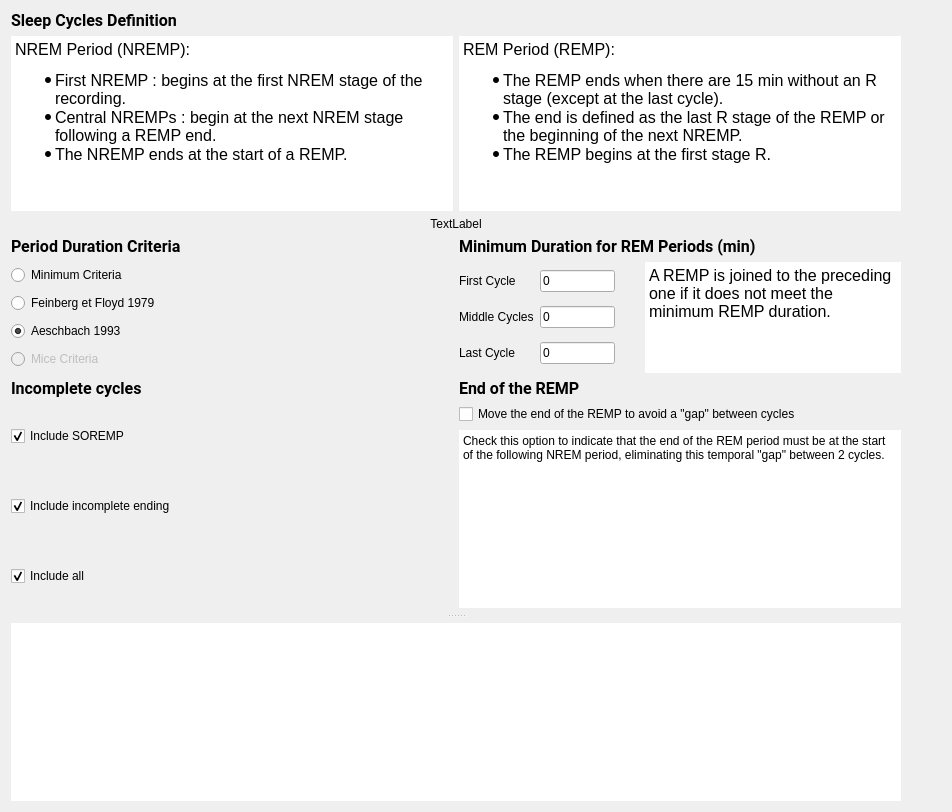
Above: modules/CEAMSModules/SleepCyclesDelimiter/Ui_SleepCyclesDelimiterSettingsView.ui from SnoozToolbox/snooz-package-ceams before the change. Below: the same form after it.
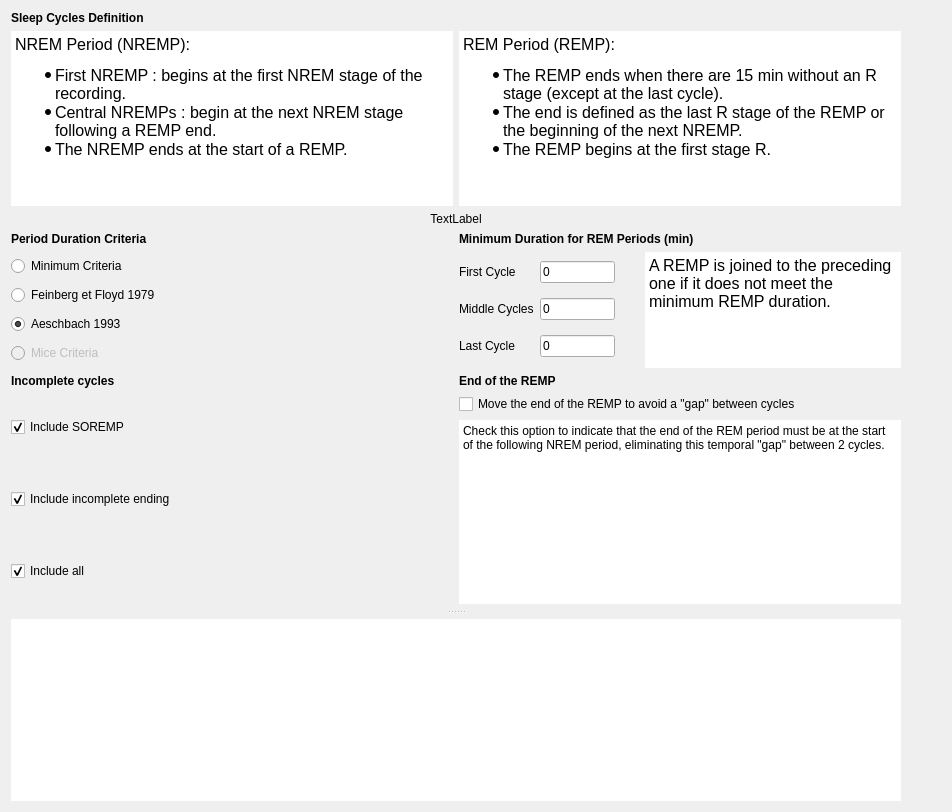
That is the form after the change.

Commit message: Font step 4: forms without fonts of their own, look kept

```diff
--- a/modules/CEAMSModules/SleepCyclesDelimiter/Ui_SleepCyclesDelimiterSettingsView.ui
+++ b/modules/CEAMSModules/SleepCyclesDelimiter/Ui_SleepCyclesDelimiterSettingsView.ui
@@ -13,9 +13,6 @@
   <property name="windowTitle">
    <string>Form</string>
   </property>
-  <property name="styleSheet">
-   <string notr="true">font: 12pt &quot;Roboto&quot;;</string>
-  </property>
   <layout class="QHBoxLayout" name="horizontalLayout_2">
    <item>
     <widget class="QSplitter" name="splitter">
@@ -31,8 +28,6 @@
         <widget class="QLabel" name="label_2">
          <property name="font">
           <font>
-           <family>Roboto</family>
-           <pointsize>12</pointsize>
            <italic>false</italic>
            <bold>false</bold>
           </font>
@@ -83,7 +78,7 @@
 hr { height: 1px; border-width: 0; }
 li.unchecked::marker { content: &quot;\2610&quot;; }
 li.checked::marker { content: &quot;\2612&quot;; }
-&lt;/style&gt;&lt;/head&gt;&lt;body style=&quot; font-family:'Roboto'; font-size:12pt; font-weight:400; font-style:normal;&quot;&gt;
+&lt;/style&gt;&lt;/head&gt;&lt;body style=&quot; font-size:12pt; font-weight:400; font-style:normal;&quot;&gt;
 &lt;p style=&quot; margin-top:0px; margin-bottom:0px; margin-left:0px; margin-right:0px; -qt-block-indent:0; text-indent:0px;&quot;&gt;NREM Period (NREMP):&lt;/p&gt;
 &lt;ul style=&quot;margin-top: 0px; margin-bottom: 0px; margin-left: 0px; margin-right: 0px; -qt-list-indent: 1;&quot;&gt;
 &lt;li style=&quot; margin-top:12px; margin-bottom:0px; margin-left:0px; margin-right:0px; -qt-block-indent:0; text-indent:0px;&quot;&gt;First NREMP : begins at the first NREM stage of the recording.&lt;/li&gt;
@@ -128,7 +123,7 @@
 hr { height: 1px; border-width: 0; }
 li.unchecked::marker { content: &quot;\2610&quot;; }
 li.checked::marker { content: &quot;\2612&quot;; }
-&lt;/style&gt;&lt;/head&gt;&lt;body style=&quot; font-family:'Roboto'; font-size:12pt; font-weight:400; font-style:normal;&quot;&gt;
+&lt;/style&gt;&lt;/head&gt;&lt;body style=&quot; font-size:12pt; font-weight:400; font-style:normal;&quot;&gt;
 &lt;p style=&quot; margin-top:0px; margin-bottom:0px; margin-left:0px; margin-right:0px; -qt-block-indent:0; text-indent:0px;&quot;&gt;REM Period (REMP):&lt;/p&gt;
 &lt;ul style=&quot;margin-top: 0px; margin-bottom: 0px; margin-left: 0px; margin-right: 0px; -qt-list-indent: 1;&quot;&gt;
 &lt;li style=&quot; margin-top:12px; margin-bottom:0px; margin-left:0px; margin-right:0px; -qt-block-indent:0; text-indent:0px;&quot;&gt;The REMP ends when there are 15 min without an R stage (except at the last cycle).&lt;/li&gt;
@@ -237,8 +232,6 @@
           <widget class="QLabel" name="label_6">
            <property name="font">
             <font>
-             <family>Roboto</family>
-             <pointsize>12</pointsize>
              <italic>false</italic>
              <bold>false</bold>
             </font>
@@ -329,8 +322,6 @@
           <widget class="QLabel" name="label_4">
            <property name="font">
             <font>
-             <family>Roboto</family>
-             <pointsize>12</pointsize>
              <italic>false</italic>
              <bold>false</bold>
             </font>
@@ -344,8 +335,6 @@
           <widget class="QLabel" name="label_3">
            <property name="font">
             <font>
-             <family>Roboto</family>
-             <pointsize>12</pointsize>
              <italic>false</italic>
              <bold>false</bold>
             </font>
@@ -365,8 +354,6 @@
            </property>
            <property name="font">
             <font>
-             <family>Roboto</family>
-             <pointsize>12</pointsize>
              <italic>false</italic>
              <bold>false</bold>
             </font>
@@ -595,7 +582,7 @@
 hr { height: 1px; border-width: 0; }
 li.unchecked::marker { content: &quot;\2610&quot;; }
 li.checked::marker { content: &quot;\2612&quot;; }
-&lt;/style&gt;&lt;/head&gt;&lt;body style=&quot; font-family:'Roboto'; font-size:12pt; font-weight:400; font-style:normal;&quot;&gt;
+&lt;/style&gt;&lt;/head&gt;&lt;body style=&quot; font-size:12pt; font-weight:400; font-style:normal;&quot;&gt;
 &lt;p style=&quot; margin-top:0px; margin-bottom:0px; margin-left:0px; margin-right:0px; -qt-block-indent:0; text-indent:0px;&quot;&gt;A REMP is joined to the preceding one if it does not meet the minimum REMP duration.&lt;/p&gt;&lt;/body&gt;&lt;/html&gt;</string>
              </property>
             </widget>
@@ -638,7 +625,7 @@
 hr { height: 1px; border-width: 0; }
 li.unchecked::marker { content: &quot;\2610&quot;; }
 li.checked::marker { content: &quot;\2612&quot;; }
-&lt;/style&gt;&lt;/head&gt;&lt;body style=&quot; font-family:'Roboto'; font-size:12pt; font-weight:400; font-style:normal;&quot;&gt;
+&lt;/style&gt;&lt;/head&gt;&lt;body style=&quot; font-size:12pt; font-weight:400; font-style:normal;&quot;&gt;
 &lt;p style=&quot;-qt-paragraph-type:empty; margin-top:0px; margin-bottom:0px; margin-left:0px; margin-right:0px; -qt-block-indent:0; text-indent:0px;&quot;&gt;&lt;br /&gt;&lt;/p&gt;&lt;/body&gt;&lt;/html&gt;</string>
          </property>
          <property name="openExternalLinks">
```
The commit also changes 427 other files.
